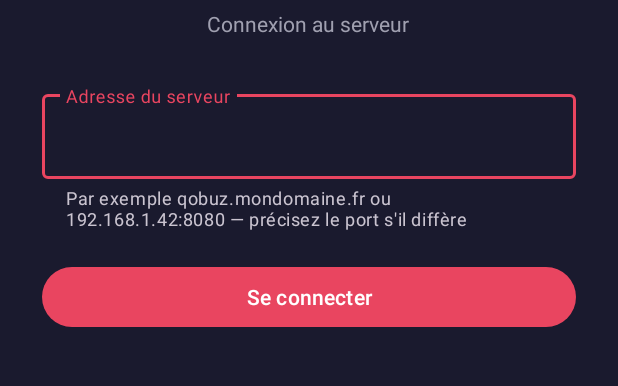
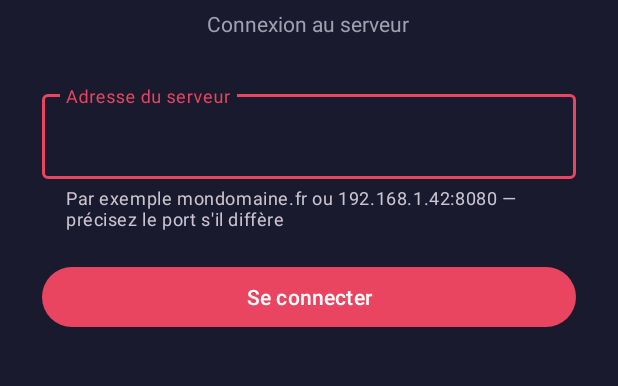
Before and after one commit to Corrosive35/QBDL.Remote, an Android app: the screen it shows after launch (SetupActivity), on a phone screen of 412 x 824 dp, the part 484-870 px from its top. Run offline under Robolectric (Android 15) with nearby library versions, the phone set to English and light mode, and no system bars; 1 statement that could not run was skipped.

Commit message:
Écran de configuration : exemple d'adresse générique
« qobuz.mondomaine.fr » devient « mondomaine.fr » (et « mydomain.com » en
anglais) : l'exemple n'a pas à citer une marque tierce.

Co-Authored-By: Claude Opus 5.5 <noreply@anthropic.com>

```diff
--- a/app/src/main/res/values/strings.xml
+++ b/app/src/main/res/values/strings.xml
@@ -6,7 +6,7 @@
 
     <string name="setup_subtitle">Connexion au serveur</string>
     <string name="setup_field_hint">Adresse du serveur</string>
-    <string name="setup_field_helper">Par exemple qobuz.mondomaine.fr ou 192.168.1.42:8080 — précisez le port s\'il diffère</string>
+    <string name="setup_field_helper">Par exemple mondomaine.fr ou 192.168.1.42:8080 — précisez le port s\'il diffère</string>
     <string name="setup_connect">Se connecter</string>
 
     <string name="setup_error_invalid">Adresse illisible. Vérifiez la saisie.</string>
```
Also changed, not shown: 1 other file.
